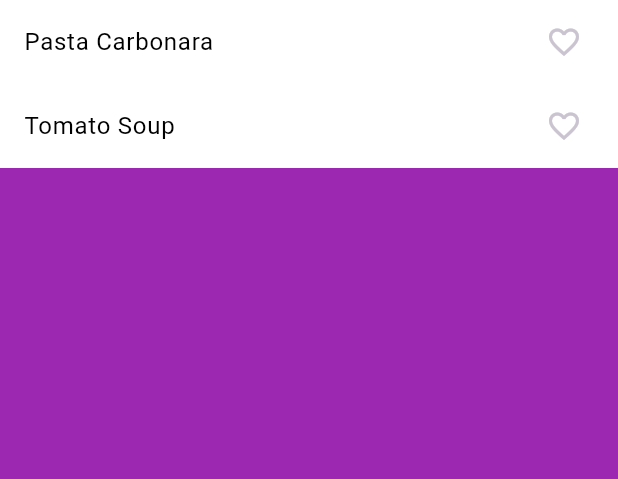
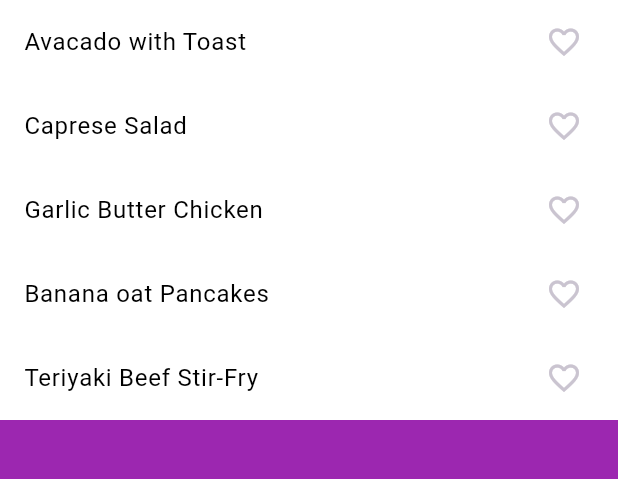
Before and after one commit to FaithNnakwe/Recipe_book_app, a Flutter app: the screen it shows after launch, on a phone screen of 412 x 824 dp, the part 84-563 px from its top. Run offline on Flutter 3.47's test engine with Material 3 defaults, Android fonts, the phone set to English and light mode, and no system bars.

Commit message:
Update recipe list

```diff
--- a/lib/home_screen.dart
+++ b/lib/home_screen.dart
@@ -11,14 +11,26 @@ class HomeScreen extends StatefulWidget {
 class _HomeScreenState extends State<HomeScreen> {
   List<Recipe> recipes = [
     Recipe(
-      name: 'Pasta Carbonara',
-      ingredients: ['Pasta', 'Eggs', 'Parmesan', 'Bacon'],
-      instructions: 'Boil pasta, cook bacon, mix with eggs and parmesan.',
+      name: 'Avacado with Toast',
+      ingredients: ['2 slices of bread', '1 ripe avacado', 'salt and pepper', '1 tsp lemon juice', '2 eggs','Red pepper flakes'],
+      instructions: 'Toast bread until golden. Mash avocado with lemon juice, salt, and pepper. Spread on toast and top with eggs. Sprinkle with red pepper flakes.',
     ),
     Recipe(
-      name: 'Tomato Soup',
-      ingredients: ['Tomatoes', 'Onion', 'Garlic', 'Basil'],
-      instructions: 'Sauté onions and garlic, add tomatoes, and simmer.',
+      name: 'Caprese Salad',
+      ingredients: ['1 large Tomato, sliced', '½ cup fresh mozzarella, sliced', '¼ cup fresh basil leaves', '1 tbsp olive oil', '1 tbsp balsamic glaze', 'Salt & pepper to taste'],
+      instructions: 'Arrange tomato and mozzarella slices on a plate, layering with basil. Drizzle with olive oil and balsamic glaze. Season with salt & pepper.',
+    ),
+    Recipe(name:'Garlic Butter Chicken',
+    ingredients: ['2 chicken breasts', '3 tbsp butter', '4 cloves garlic minced', '1 tsp paprika', '½ tsp salt & pepper', '1 tbsp parsley chopped'],
+    instructions: 'Heat 1 tbsp butter in a pan over medium-high heat. Add chicken, season with paprika, salt, and pepper. Cook until golden brown. Add remaining butter and garlic, stirring until fragrant (about 1 min). Garnish with parsley and serve hot.',
+    ),
+    Recipe(name:'Banana oat Pancakes',
+    ingredients: ['1 banana mashed', '1 egg','½ cup oats','½ tsp cinammon', '½ tsp vanilla extract', '1 tbsp honey'],
+    instructions: 'Mix all ingredients in a bowl until smooth. Heat a non-stick pan and pour batter to form pancakes. Cook for 2-3 minutes per side until golden. Serve with honey or fresh fruit.',
+    ),
+    Recipe(name:'Teriyaki Beef Stir-Fry',
+    ingredients: ['Beef strips', '1 tbsp olive oil','1 cup broccoli','1 sliced bell pepper', '¼ cup teriyaki sauce ', '1 tsp sesame seeds'],
+    instructions: 'Heat oil in a pan and cook beef until browned. Add broccoli and bell pepper, stir-frying for 3 minutes. Pour in teriyaki sauce, cook for another 2 minutes, and serve with rice.',
     ),
   ];
 
```
